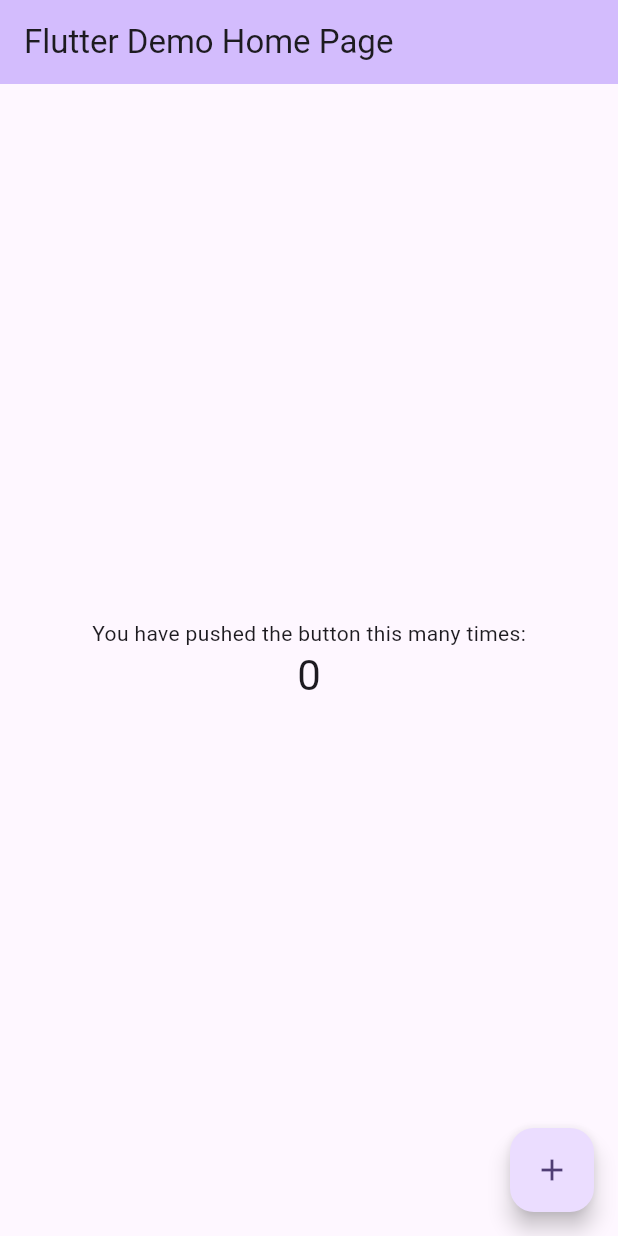
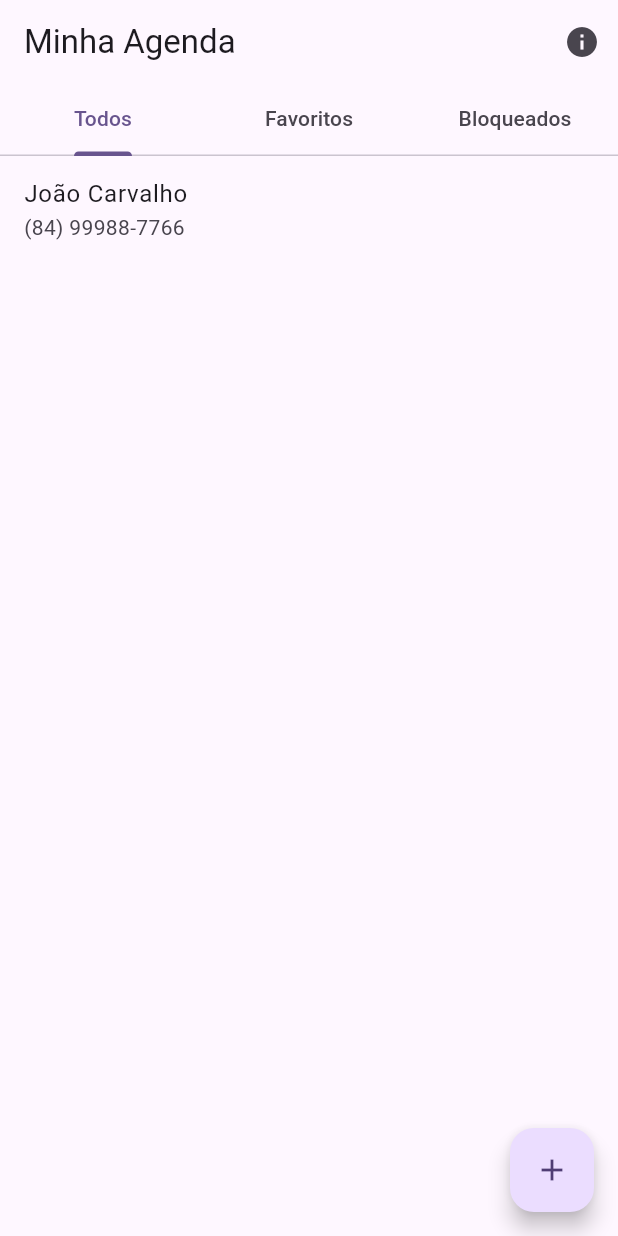
Before and after one commit to WanCarvalho/minha-agenda-app-flutter, a Flutter app: the screen it shows after launch, on a phone screen of 412 x 824 dp. Run offline on Flutter 3.47's test engine with Material 3 defaults, Android fonts, the phone set to English and light mode, and no system bars.

Commit message:
feat: criando tela principal

```diff
--- a/lib/domain/model/contato.dart
+++ b/lib/domain/model/contato.dart
@@ -1,9 +1,11 @@
+import 'package:minha_agenda_app/domain/model/contato_status.dart';
+
 class Contato {
   final String nome;
   final String sobrenome;
   final String telefone;
   final String email;
-  final String status;
+  final ContatoStatus status;
   final String endereco;
   final String avatar;
   final String observacao;
@@ -13,7 +15,7 @@ class Contato {
     required this.sobrenome,
     required this.telefone,
     required this.email,
-    required this.status,
+    this.status = ContatoStatus.normal,
     required this.endereco,
     required this.avatar,
     required this.observacao,
@@ -21,7 +23,6 @@ class Contato {
         assert(sobrenome.isNotEmpty),
         assert(telefone.isNotEmpty),
         assert(email.isNotEmpty),
-        assert(status.isNotEmpty),
         assert(endereco.isNotEmpty),
         assert(avatar.isNotEmpty),
         assert(observacao.isNotEmpty);
--- /dev/null
+++ b/lib/domain/model/contato_status.dart
@@ -0,0 +1,5 @@
+enum ContatoStatus {
+  bloqueado,
+  favorito,
+  normal
+}
--- a/lib/main.dart
+++ b/lib/main.dart
@@ -1,4 +1,5 @@
 import 'package:flutter/material.dart';
+import 'package:minha_agenda_app/widgets/home_page.dart';
 
 void main() {
   runApp(const MyApp());
@@ -15,55 +16,7 @@ class MyApp extends StatelessWidget {
         colorScheme: ColorScheme.fromSeed(seedColor: Colors.deepPurple),
         useMaterial3: true,
       ),
-      home: const MyHomePage(title: 'Flutter Demo Home Page'),
+      home: HomePage(),
     );
   }
 }
-
-class MyHomePage extends StatefulWidget {
-  const MyHomePage({super.key, required this.title});
-
-  final String title;
-
-  @override
-  State<MyHomePage> createState() => _MyHomePageState();
-}
-
-class _MyHomePageState extends State<MyHomePage> {
-  int _counter = 0;
-
-  void _incrementCounter() {
-    setState(() {
-      _counter++;
-    });
-  }
-
-  @override
-  Widget build(BuildContext context) {
-    return Scaffold(
-      appBar: AppBar(
-        backgroundColor: Theme.of(context).colorScheme.inversePrimary,
-        title: Text(widget.title),
-      ),
-      body: Center(
-        child: Column(
-          mainAxisAlignment: MainAxisAlignment.center,
-          children: <Widget>[
-            const Text(
-              'You have pushed the button this many times:',
-            ),
-            Text(
-              '$_counter',
-              style: Theme.of(context).textTheme.headlineMedium,
-            ),
-          ],
-        ),
-      ),
-      floatingActionButton: FloatingActionButton(
-        onPressed: _incrementCounter,
-        tooltip: 'Increment',
-        child: const Icon(Icons.add),
-      ),
-    );
-  }
-}
--- a/lib/utils/urls.dart
+++ b/lib/utils/urls.dart
@@ -1,4 +1,3 @@
 class Urls {
-  static const String BASE_URL =
-      '';
+  static const String BASE_URL = 'https://minha-agenda-flutter-default-rtdb.firebaseio.com/';
 }
--- /dev/null
+++ b/lib/widgets/contatos/contato_lista.dart
@@ -0,0 +1,21 @@
+import 'package:flutter/material.dart';
+import 'package:minha_agenda_app/domain/model/contato.dart';
+
+class ContatoLista extends StatelessWidget {
+  final List<Contato> contatos;
+
+  const ContatoLista({required this.contatos});
+
+  @override
+  Widget build(BuildContext context) {
+    return ListView.builder(
+      itemCount: contatos.length,
+      itemBuilder: (context, index) {
+        return ListTile(
+          title: Text('${contatos[index].nome} ${contatos[index].sobrenome}'),
+          subtitle: Text(contatos[index].telefone),
+        );
+      },
+    );
+  }
+}
--- /dev/null
+++ b/lib/widgets/home_page.dart
@@ -0,0 +1,87 @@
+import 'package:flutter/material.dart';
+import 'package:minha_agenda_app/domain/model/contato.dart';
+import 'package:minha_agenda_app/widgets/contatos/contato_lista.dart';
+
+class HomePage extends StatefulWidget {
+  @override
+  _HomePageState createState() => _HomePageState();
+}
+
+class _HomePageState extends State<HomePage> {
+  final List<Contato> contatos = [
+    Contato(
+        nome: 'João',
+        sobrenome: "Carvalho",
+        telefone: '(84) 99988-7766',
+        email: "joao@teste.com",
+        endereco: "Endereco",
+        avatar: "Avatar",
+        observacao: "Observacao"),
+  ];
+
+  @override
+  Widget build(BuildContext context) {
+    return Scaffold(
+      appBar: AppBar(
+        title: const Text('Minha Agenda'),
+        actions: [
+          IconButton(
+            icon: Icon(Icons.info),
+            onPressed: () {
+              showModalBottomSheet(
+                context: context,
+                shape: const RoundedRectangleBorder(
+                  borderRadius: BorderRadius.vertical(top: Radius.circular(15)),
+                ),
+                builder: (context) {
+                  return Padding(
+                    padding: EdgeInsets.all(20),
+                    child: Container(
+                      width: double.infinity,
+                      child: const Column(
+                        crossAxisAlignment: CrossAxisAlignment.start,
+                        children: [
+                          Text('Nome: Wanderson Carvalho',
+                              style: TextStyle(fontSize: 18)),
+                          Text('Matrícula: 20220005950',
+                              style: TextStyle(fontSize: 18)),
+                        ],
+                      ),
+                    ),
+                  );
+                },
+              );
+            },
+          )
+        ],
+      ),
+      body: DefaultTabController(
+        length: 3,
+        child: Column(
+          children: [
+            const TabBar(
+              tabs: [
+                Tab(text: 'Todos'),
+                Tab(text: 'Favoritos'),
+                Tab(text: 'Bloqueados'),
+              ],
+            ),
+            Expanded(
+              child: TabBarView(
+                children: [
+                  ContatoLista(contatos: contatos),
+                ],
+              ),
+            ),
+          ],
+        ),
+      ),
+      floatingActionButton: FloatingActionButton(
+        onPressed: () {
+          // Navegar para a tela de adicionar contato
+        },
+        child: const Icon(Icons.add),
+      ),
+    );
+  }
+}
```
